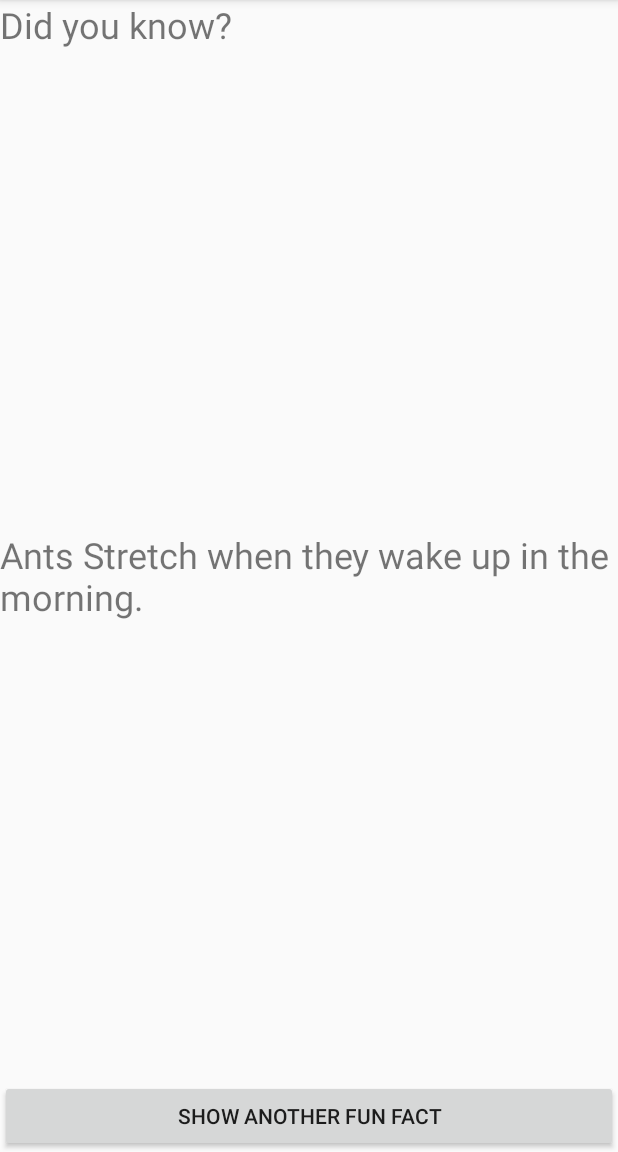
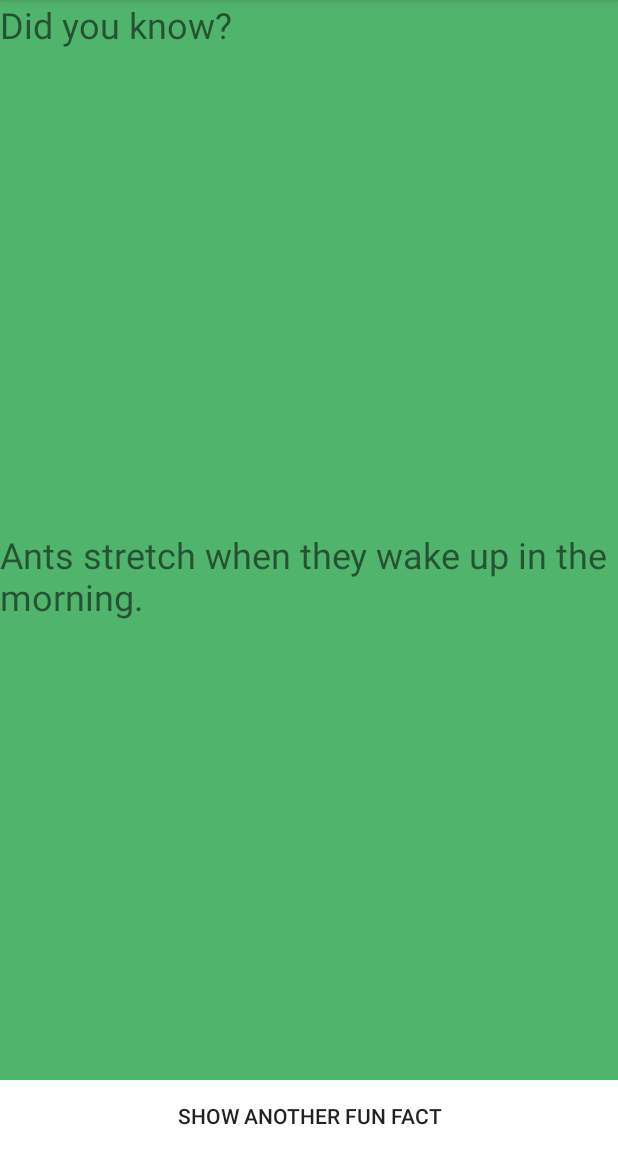
Before and after one commit to PardeepS2/FunFacts, an Android app: the screen it shows after launch (MainActivity), on a phone screen of 412 x 824 dp, the part 84-1236 px from its top. Run offline under Robolectric (Android 15) with nearby library versions, the phone set to English and light mode, and no system bars.

Commit message:
change background and button colors.

```diff
--- a/app/src/main/res/layout/activity_main.xml
+++ b/app/src/main/res/layout/activity_main.xml
@@ -4,6 +4,8 @@
     xmlns:tools="http://schemas.android.com/tools"
     android:layout_width="match_parent"
     android:layout_height="match_parent"
+    android:background="#51b46d"
+    android:backgroundTint="#51b46d"
     tools:context="com.example.gurdeep.funfacts.MainActivity">
 
     <TextView
@@ -13,21 +15,22 @@
         android:textSize="24sp" />
 
     <TextView
-        android:id="@+id/textView3"
+        android:id="@+id/factTtextView"
         android:layout_width="wrap_content"
         android:layout_height="wrap_content"
         android:layout_alignParentLeft="true"
         android:layout_alignParentStart="true"
         android:layout_centerVertical="true"
-        android:text="Ants Stretch when they wake up in the morning."
+        android:text="Ants stretch when they wake up in the morning."
         android:textSize="24sp" />
 
     <Button
-        android:id="@+id/button"
+        android:id="@+id/ShowFactButton"
         android:layout_width="match_parent"
         android:layout_height="wrap_content"
         android:layout_alignParentBottom="true"
         android:layout_centerHorizontal="true"
+        android:background="#FFFFFF"
         android:text="Show another fun fact" />
 
 </RelativeLayout>
```
